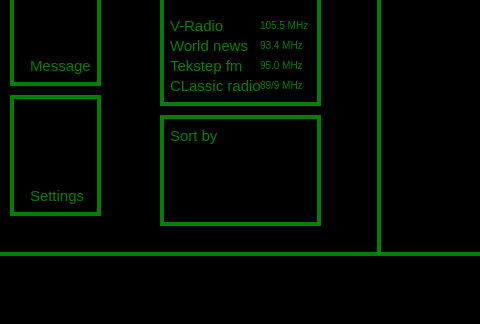
Before: the Qt Designer form untitled.ui in JajcoDawidka/Rankaro, drawn with Qt 5; both pictures show x 120 to 600 and y 515 to 839 of the 1316 by 839 pixel window.
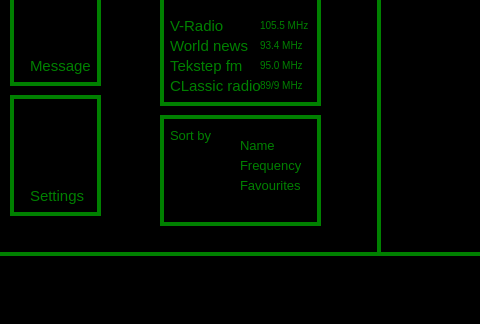
After: the same form once the commit is applied.

```diff
--- a/untitled.ui
+++ b/untitled.ui
@@ -577,17 +577,65 @@
         <rect>
          <x>10</x>
          <y>10</y>
-         <width>51</width>
+         <width>41</width>
          <height>21</height>
         </rect>
        </property>
        <property name="styleSheet">
-        <string notr="true">border: 0px; color:green; font-size: 15px</string>
+        <string notr="true">border: 0px; color:green; font-size: 13px</string>
        </property>
        <property name="text">
         <string>Sort by</string>
        </property>
       </widget>
+      <widget class="QLabel" name="label_40">
+       <property name="geometry">
+        <rect>
+         <x>80</x>
+         <y>20</y>
+         <width>51</width>
+         <height>21</height>
+        </rect>
+       </property>
+       <property name="styleSheet">
+        <string notr="true">border: 0px; color:green; font-size: 13px</string>
+       </property>
+       <property name="text">
+        <string>Name</string>
+       </property>
+      </widget>
+      <widget class="QLabel" name="label_41">
+       <property name="geometry">
+        <rect>
+         <x>80</x>
+         <y>40</y>
+         <width>71</width>
+         <height>21</height>
+        </rect>
+       </property>
+       <property name="styleSheet">
+        <string notr="true">border: 0px; color:green; font-size: 13px</string>
+       </property>
+       <property name="text">
+        <string>Frequency</string>
+       </property>
+      </widget>
+      <widget class="QLabel" name="label_42">
+       <property name="geometry">
+        <rect>
+         <x>80</x>
+         <y>60</y>
+         <width>71</width>
+         <height>21</height>
+        </rect>
+       </property>
+       <property name="styleSheet">
+        <string notr="true">border: 0px; color:green; font-size: 13px</string>
+       </property>
+       <property name="text">
+        <string>Favourites</string>
+       </property>
+      </widget>
      </widget>
     </widget>
     <widget class="QFrame" name="frame_4">
```
